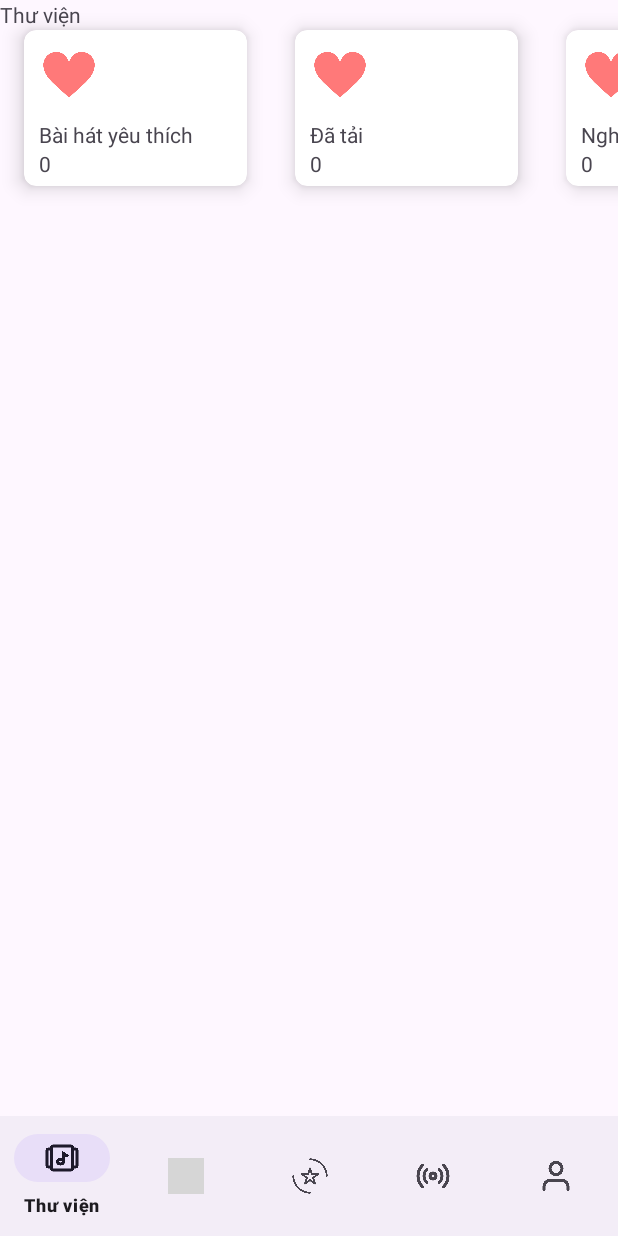
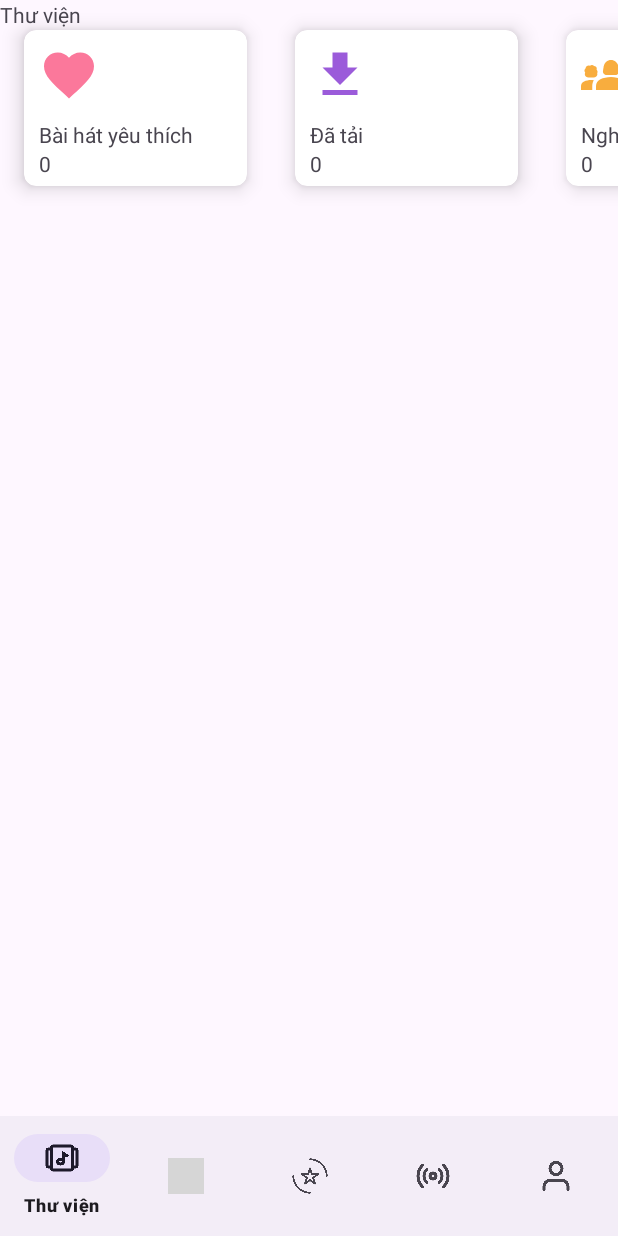
Before and after one commit to tuanthanh2603/android-app-music-listening, an Android app: the screen it shows after launch (MainActivity), on a phone screen of 412 x 824 dp. Run offline under Robolectric (Android 15) with nearby library versions, the phone set to English and light mode, and no system bars; grey boxes are pictures that could not be loaded.

Commit message:
create app success

```diff
--- /dev/null
+++ b/app/src/main/res/drawable/baseline_favorite_24.xml
@@ -0,0 +1,5 @@
+<vector android:height="24dp" android:tint="#FB789B"
+    android:viewportHeight="24" android:viewportWidth="24"
+    android:width="24dp" xmlns:android="http://schemas.android.com/apk/res/android">
+    <path android:fillColor="@android:color/white" android:pathData="M12,21.35l-1.45,-1.32C5.4,15.36 2,12.28 2,8.5 2,5.42 4.42,3 7.5,3c1.74,0 3.41,0.81 4.5,2.09C13.09,3.81 14.76,3 16.5,3 19.58,3 22,5.42 22,8.5c0,3.78 -3.4,6.86 -8.55,11.54L12,21.35z"/>
+</vector>
--- /dev/null
+++ b/app/src/main/res/drawable/baseline_file_download_24.xml
@@ -0,0 +1,5 @@
+<vector android:height="24dp" android:tint="#9B5BDA"
+    android:viewportHeight="24" android:viewportWidth="24"
+    android:width="24dp" xmlns:android="http://schemas.android.com/apk/res/android">
+    <path android:fillColor="@android:color/white" android:pathData="M19,9h-4V3H9v6H5l7,7 7,-7zM5,18v2h14v-2H5z"/>
+</vector>
--- /dev/null
+++ b/app/src/main/res/drawable/baseline_groups_2_24.xml
@@ -0,0 +1,10 @@
+<vector android:height="24dp" android:tint="#F8AD3E"
+    android:viewportHeight="24" android:viewportWidth="24"
+    android:width="24dp" xmlns:android="http://schemas.android.com/apk/res/android">
+    <path android:fillColor="@android:color/white" android:pathData="M10.27,12h3.46c0.93,0 1.63,-0.83 1.48,-1.75l-0.3,-1.79C14.67,7.04 13.44,6 12,6S9.33,7.04 9.09,8.47l-0.3,1.79C8.64,11.17 9.34,12 10.27,12z"/>
+    <path android:fillColor="@android:color/white" android:pathData="M1.66,11.11c-0.13,0.26 -0.18,0.57 -0.1,0.88c0.16,0.69 0.76,1.03 1.53,1c0,0 1.49,0 1.95,0c0.83,0 1.51,-0.58 1.51,-1.29c0,-0.14 -0.03,-0.27 -0.07,-0.4c-0.01,-0.03 -0.01,-0.05 0.01,-0.08c0.09,-0.16 0.14,-0.34 0.14,-0.53c0,-0.31 -0.14,-0.6 -0.36,-0.82c-0.03,-0.03 -0.03,-0.06 -0.02,-0.1c0.07,-0.2 0.07,-0.43 0.01,-0.65C6.1,8.69 5.71,8.4 5.27,8.38c-0.03,0 -0.05,-0.01 -0.07,-0.03C5.03,8.14 4.72,8 4.37,8C4.07,8 3.8,8.1 3.62,8.26C3.59,8.29 3.56,8.29 3.53,8.28c-0.14,-0.06 -0.3,-0.09 -0.46,-0.09c-0.65,0 -1.18,0.49 -1.24,1.12c0,0.02 -0.01,0.04 -0.03,0.06c-0.29,0.26 -0.46,0.65 -0.41,1.05c0.03,0.22 0.12,0.43 0.25,0.6C1.67,11.04 1.67,11.08 1.66,11.11z"/>
+    <path android:fillColor="@android:color/white" android:pathData="M16.24,13.65c-1.17,-0.52 -2.61,-0.9 -4.24,-0.9c-1.63,0 -3.07,0.39 -4.24,0.9C6.68,14.13 6,15.21 6,16.39V18h12v-1.61C18,15.21 17.32,14.13 16.24,13.65z"/>
+    <path android:fillColor="@android:color/white" android:pathData="M1.22,14.58C0.48,14.9 0,15.62 0,16.43V18l4.5,0v-1.61c0,-0.83 0.23,-1.61 0.63,-2.29C4.76,14.04 4.39,14 4,14C3.01,14 2.07,14.21 1.22,14.58z"/>
+    <path android:fillColor="@android:color/white" android:pathData="M22.78,14.58C21.93,14.21 20.99,14 20,14c-0.39,0 -0.76,0.04 -1.13,0.1c0.4,0.68 0.63,1.46 0.63,2.29V18l4.5,0v-1.57C24,15.62 23.52,14.9 22.78,14.58z"/>
+    <path android:fillColor="@android:color/white" android:pathData="M22,11v-0.5c0,-1.1 -0.9,-2 -2,-2h-2c-0.42,0 -0.65,0.48 -0.39,0.81l0.7,0.63C18.12,10.25 18,10.61 18,11c0,1.1 0.9,2 2,2S22,12.1 22,11z"/>
+</vector>
--- /dev/null
+++ b/app/src/main/res/drawable/baseline_movie_filter_24.xml
@@ -0,0 +1,5 @@
+<vector android:height="24dp" android:tint="#368EF0"
+    android:viewportHeight="24" android:viewportWidth="24"
+    android:width="24dp" xmlns:android="http://schemas.android.com/apk/res/android">
+    <path android:fillColor="@android:color/white" android:pathData="M18,4l2,3h-3l-2,-3h-2l2,3h-3l-2,-3L8,4l2,3L7,7L5,4L4,4c-1.1,0 -1.99,0.9 -1.99,2L2,18c0,1.1 0.9,2 2,2h16c1.1,0 2,-0.9 2,-2L22,4h-4zM11.25,15.25L10,18l-1.25,-2.75L6,14l2.75,-1.25L10,10l1.25,2.75L14,14l-2.75,1.25zM16.94,11.94L16,14l-0.94,-2.06L13,11l2.06,-0.94L16,8l0.94,2.06L19,11l-2.06,0.94z"/>
+</vector>
--- a/app/src/main/res/layout/fragment_library.xml
+++ b/app/src/main/res/layout/fragment_library.xml
@@ -45,7 +45,7 @@
                             android:layout_width="40dp"
                             android:layout_height="40dp"
                             android:layout_margin="10dp"
-                            android:src="@drawable/love_icon" />
+                            android:src="@drawable/baseline_favorite_24" />
 
 
                         <TextView
@@ -85,7 +85,7 @@
                             android:layout_width="40dp"
                             android:layout_height="40dp"
                             android:layout_margin="10dp"
-                            android:src="@drawable/love_icon" />
+                            android:src="@drawable/baseline_file_download_24" />
 
 
                         <TextView
@@ -124,7 +124,7 @@
                             android:layout_width="40dp"
                             android:layout_height="40dp"
                             android:layout_margin="10dp"
-                            android:src="@drawable/love_icon" />
+                            android:src="@drawable/baseline_groups_2_24" />
 
 
                         <TextView
@@ -144,6 +144,45 @@
                     </LinearLayout>
                 </androidx.cardview.widget.CardView>
 
+                <androidx.cardview.widget.CardView
+                    android:layout_width="170dp"
+                    android:layout_height="match_parent"
+                    android:layout_margin="5dp"
+                    app:cardCornerRadius="8dp"
+                    app:cardBackgroundColor="#FFFFFF"
+                    app:cardElevation="8dp"
+                    app:cardUseCompatPadding="true" >
+
+                    <LinearLayout
+                        android:layout_width="match_parent"
+                        android:layout_height="match_parent"
+                        android:orientation="vertical">
+
+                        <ImageView
+                            android:id="@+id/imageView13"
+                            android:layout_width="40dp"
+                            android:layout_height="40dp"
+                            android:layout_margin="10dp"
+                            android:src="@drawable/baseline_movie_filter_24" />
+
+
+                        <TextView
+                            android:id="@+id/textView12"
+                            android:layout_width="match_parent"
+                            android:layout_height="wrap_content"
+                            android:layout_marginLeft="10dp"
+                            android:text="MV" />
+
+                        <TextView
+                            android:id="@+id/textView11"
+                            android:layout_width="match_parent"
+                            android:layout_height="wrap_content"
+                            android:layout_marginLeft="10dp"
+                            android:layout_marginBottom="5dp"
+                            android:text="0" />
+                    </LinearLayout>
+                </androidx.cardview.widget.CardView>
+
             </LinearLayout>
         </HorizontalScrollView>
     </LinearLayout>
```
